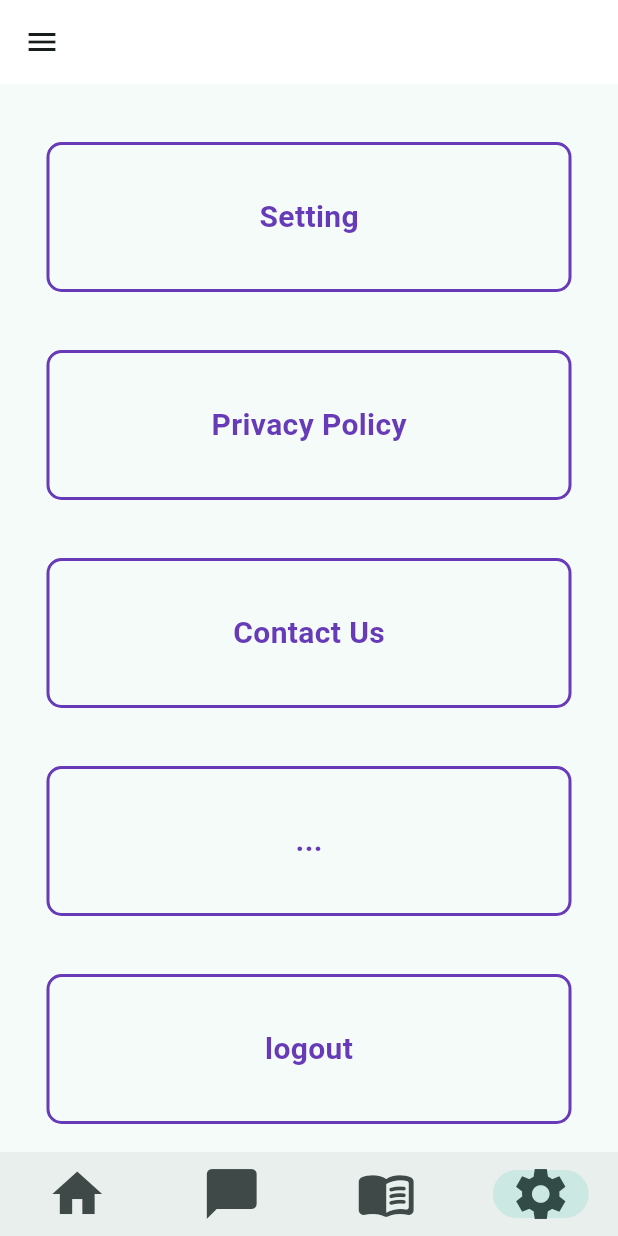
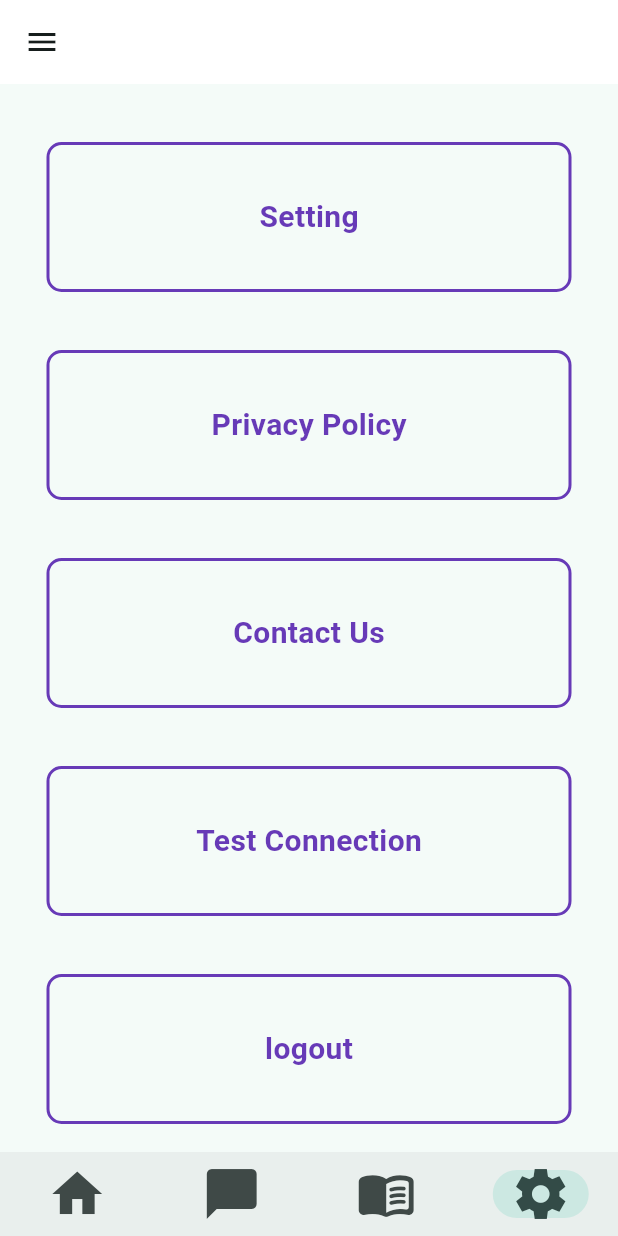
Before and after one commit to Qiancheng-Hao/HKU-Library-Booking-System-with-Real-time-Space-Monitoring-for-iOS-and-Android, a Flutter app: the screen it shows after launch, item 4 of the bottom bar chosen, on a phone screen of 412 x 824 dp. Run offline on Flutter 3.47's test engine with Material 3 defaults, Android fonts, the phone set to English and light mode, and no system bars; network calls fail.

Commit message:
Implement library list & Details screens and refactor settings

```diff
--- a/frontend/lib/main.dart
+++ b/frontend/lib/main.dart
@@ -1,5 +1,7 @@
 import 'package:flutter/material.dart';
 import 'services/api_service.dart';
+import 'screens/library_list_screen.dart';
+import 'screens/settings_screen.dart';
 
 void main() {
   runApp(const MyApp());
@@ -65,11 +67,11 @@ class _SettingsPageState extends State<SettingsPage> {
           ),
           NavigationDestination(
             icon: Icon(Icons.chat_bubble, size: 40),
-            label: 'Settings',
+            label: 'Booking',
           ),
           NavigationDestination(
             icon: Icon(Icons.menu_book_rounded, size: 40),
-            label: 'Settings',
+            label: 'Libraries',
           ),
           NavigationDestination(
             icon: Icon(Icons.settings_sharp, size: 40),
@@ -84,114 +86,10 @@ class _SettingsPageState extends State<SettingsPage> {
           });
         },
       ),
-      body: currentIndex == 3
-          ? Center(
-              child: Column(
-                mainAxisAlignment: MainAxisAlignment.spaceEvenly,
-                children: <Widget>[
-                  Container(
-                    margin: EdgeInsets.fromLTRB(20.0, 20.0, 20.0, 0.0),
-                    height: 100,
-                    width: 350,
-                    decoration: BoxDecoration(
-                      color: Colors.transparent,
-                      borderRadius: BorderRadius.circular(10.0),
-                      border: Border.all(color: Colors.deepPurple, width: 2.0),
-                    ),
-                    child: Center(
-                      child: Text(
-                        'Setting',
-                        style: TextStyle(
-                          color: Colors.deepPurple,
-                          fontSize: 20,
-                          fontWeight: FontWeight.bold,
-                        ),
-                      ),
-                    ),
-                  ),
-                  Container(
-                    margin: EdgeInsets.fromLTRB(20.0, 20.0, 20.0, 0.0),
-                    height: 100,
-                    width: 350,
-                    decoration: BoxDecoration(
-                      color: Colors.transparent,
-                      borderRadius: BorderRadius.circular(10.0),
-                      border: Border.all(color: Colors.deepPurple, width: 2.0),
-                    ),
-                    child: Center(
-                      child: Text(
-                        'Privacy Policy',
-                        style: TextStyle(
-                          color: Colors.deepPurple,
-                          fontSize: 20,
-                          fontWeight: FontWeight.bold,
-                        ),
-                      ),
-                    ),
-                  ),
-                  Container(
-                    margin: EdgeInsets.fromLTRB(20.0, 20.0, 20.0, 0.0),
-                    height: 100,
-                    width: 350,
-                    decoration: BoxDecoration(
-                      color: Colors.transparent,
-                      borderRadius: BorderRadius.circular(10.0),
-                      border: Border.all(color: Colors.deepPurple, width: 2.0),
-                    ),
-                    child: Center(
-                      child: Text(
-                        'Contact Us',
-                        style: TextStyle(
-                          color: Colors.deepPurple,
-                          fontSize: 20,
-                          fontWeight: FontWeight.bold,
-                        ),
-                      ),
-                    ),
-                  ),
-                  Container(
-                    margin: EdgeInsets.fromLTRB(20.0, 20.0, 20.0, 0.0),
-                    height: 100,
-                    width: 350,
-                    decoration: BoxDecoration(
-                      color: Colors.transparent,
-                      borderRadius: BorderRadius.circular(10.0),
-                      border: Border.all(color: Colors.deepPurple, width: 2.0),
-                    ),
-                    child: Center(
-                      child: Text(
-                        '...',
-                        style: TextStyle(
-                          color: Colors.deepPurple,
-                          fontSize: 20,
-                          fontWeight: FontWeight.bold,
-                        ),
-                      ),
-                    ),
-                  ),
-                  Container(
-                    margin: EdgeInsets.fromLTRB(20.0, 20.0, 20.0, 0.0),
-                    height: 100,
-                    width: 350,
-                    decoration: BoxDecoration(
-                      color: Colors.transparent,
-                      borderRadius: BorderRadius.circular(10.0),
-                      border: Border.all(color: Colors.deepPurple, width: 2.0),
-                    ),
-                    child: Center(
-                      child: Text(
-                        'logout',
-                        style: TextStyle(
-                          color: Colors.deepPurple,
-                          fontSize: 20,
-                          fontWeight: FontWeight.bold,
-                        ),
-                      ),
-                    ),
-                  ),
-                ],
-              ),
-            )
+      body: currentIndex == 2
+          ? const LibraryListScreen()
+          : currentIndex == 3
+          ? const SettingsScreen()
           : Center(child: Text('Page ${currentIndex + 1}')),
     );
   }
--- /dev/null
+++ b/frontend/lib/screens/settings_screen.dart
@@ -0,0 +1,143 @@
+import 'package:flutter/material.dart';
+import '../services/api_service.dart';
+
+class SettingsScreen extends StatelessWidget {
+  const SettingsScreen({super.key});
+
+  @override
+  Widget build(BuildContext context) {
+    return Center(
+      child: Column(
+        mainAxisAlignment: MainAxisAlignment.spaceEvenly,
+        children: <Widget>[
+          Container(
+            margin: const EdgeInsets.fromLTRB(20.0, 20.0, 20.0, 0.0),
+            height: 100,
+            width: 350,
+            decoration: BoxDecoration(
+              color: Colors.transparent,
+              borderRadius: BorderRadius.circular(10.0),
+              border: Border.all(color: Colors.deepPurple, width: 2.0),
+            ),
+            child: const Center(
+              child: Text(
+                'Setting',
+                style: TextStyle(
+                  color: Colors.deepPurple,
+                  fontSize: 20,
+                  fontWeight: FontWeight.bold,
+                ),
+              ),
+            ),
+          ),
+          Container(
+            margin: const EdgeInsets.fromLTRB(20.0, 20.0, 20.0, 0.0),
+            height: 100,
+            width: 350,
+            decoration: BoxDecoration(
+              color: Colors.transparent,
+              borderRadius: BorderRadius.circular(10.0),
+              border: Border.all(color: Colors.deepPurple, width: 2.0),
+            ),
+            child: const Center(
+              child: Text(
+                'Privacy Policy',
+                style: TextStyle(
+                  color: Colors.deepPurple,
+                  fontSize: 20,
+                  fontWeight: FontWeight.bold,
+                ),
+              ),
+            ),
+          ),
+          Container(
+            margin: const EdgeInsets.fromLTRB(20.0, 20.0, 20.0, 0.0),
+            height: 100,
+            width: 350,
+            decoration: BoxDecoration(
+              color: Colors.transparent,
+              borderRadius: BorderRadius.circular(10.0),
+              border: Border.all(color: Colors.deepPurple, width: 2.0),
+            ),
+            child: const Center(
+              child: Text(
+                'Contact Us',
+                style: TextStyle(
+                  color: Colors.deepPurple,
+                  fontSize: 20,
+                  fontWeight: FontWeight.bold,
+                ),
+              ),
+            ),
+          ),
+          GestureDetector(
+            onTap: () async {
+              try {
+                final health = await ApiService.getHealth();
+                if (context.mounted) {
+                  ScaffoldMessenger.of(context).clearSnackBars();
+                  ScaffoldMessenger.of(context).showSnackBar(
+                    SnackBar(
+                      content: Text('Backend Connected: ${health['status']}'),
+                      backgroundColor: Colors.green,
+                    ),
+                  );
+                }
+              } catch (e) {
+                if (context.mounted) {
+                  ScaffoldMessenger.of(context).clearSnackBars();
+                  ScaffoldMessenger.of(context).showSnackBar(
+                    SnackBar(
+                      content: Text('Connection Failed: $e'),
+                      backgroundColor: Colors.red,
+                    ),
+                  );
+                }
+              }
+            },
+            child: Container(
+              margin: const EdgeInsets.fromLTRB(20.0, 20.0, 20.0, 0.0),
+              height: 100,
+              width: 350,
+              decoration: BoxDecoration(
+                color: Colors.transparent,
+                borderRadius: BorderRadius.circular(10.0),
+                border: Border.all(color: Colors.deepPurple, width: 2.0),
+              ),
+              child: const Center(
+                child: Text(
+                  'Test Connection',
+                  style: TextStyle(
+                    color: Colors.deepPurple,
+                    fontSize: 20,
+                    fontWeight: FontWeight.bold,
+                  ),
+                ),
+              ),
+            ),
+          ),
+          Container(
+            margin: const EdgeInsets.fromLTRB(20.0, 20.0, 20.0, 0.0),
+            height: 100,
+            width: 350,
+            decoration: BoxDecoration(
+              color: Colors.transparent,
+              borderRadius: BorderRadius.circular(10.0),
+              border: Border.all(color: Colors.deepPurple, width: 2.0),
+            ),
+            child: const Center(
+              child: Text(
+                'logout',
+                style: TextStyle(
+                  color: Colors.deepPurple,
+                  fontSize: 20,
+                  fontWeight: FontWeight.bold,
+                ),
+              ),
+            ),
+          ),
+        ],
+      ),
+    );
+  }
+}
```
Also changed, not shown: frontend/lib/screens/library_detail_screen.dart (added, +171 -0 lines), frontend/lib/screens/library_list_screen.dart (added, +128 -0 lines), frontend/lib/services/api_service.dart (added, +58 -0 lines).
